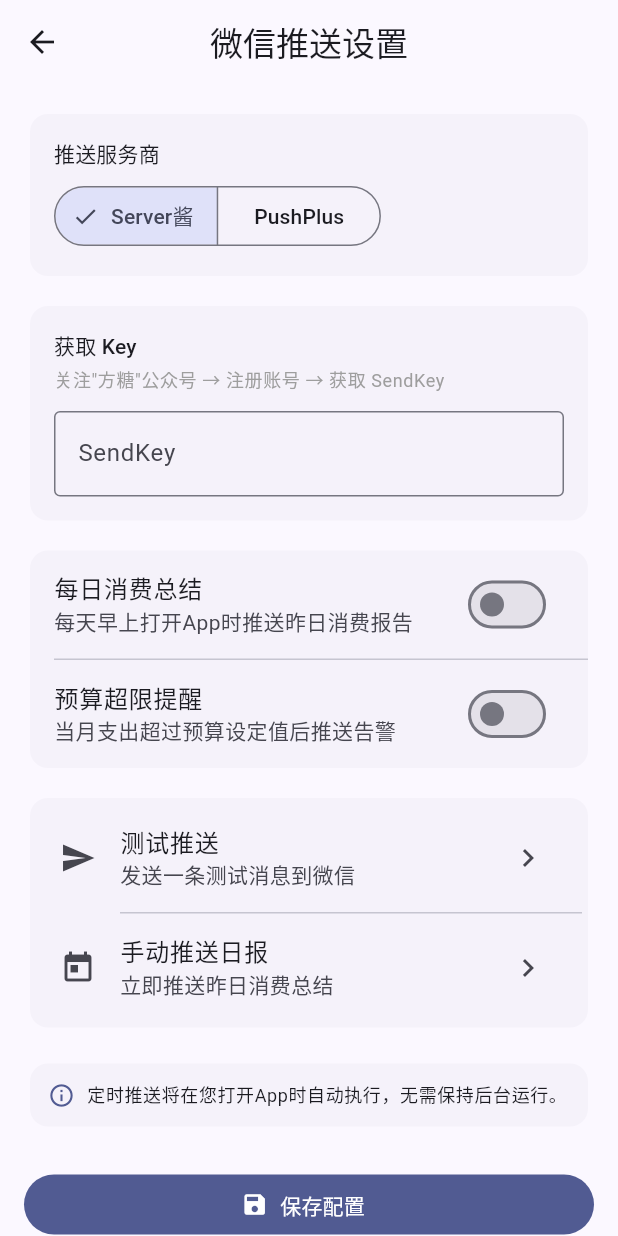
After one commit to Shortcomings/bookkeeping, a Flutter app: the screen it shows after launch, item 5 of the bottom bar chosen, scrolled down 576 dp, after a tap on "微信推送", on a phone screen of 412 x 824 dp. The commit adds this screen. Run offline on Flutter 3.47's test engine with Material 3 defaults, Android fonts, the phone set to English and light mode, and no system bars; our stand-ins replace csv, file_picker, fl_chart, flutter_markdown, share_plus, sqflite and 2 more; missing offline and left inert: charset, dart:html, excel, window_manager; accounts and stored records are empty.

Commit message:
feat: P3-07 微信推送（Server酱/PushPlus）
- 每日消费总结自动推送到微信
- 支出超预算阈值（80%/90%/100%）推送告警
- 支持 Server酱 和 PushPlus 两种推送服务
- DB v5 新增 push_config 表
- 每天每条提醒只推一次，避免骚扰

```diff
--- a/lib/database/database_helper.dart
+++ b/lib/database/database_helper.dart
@@ -22,13 +22,29 @@ class DatabaseHelper {
     final path = join(dbPath, 'bookkeeping.db');
     return openDatabase(
       path,
-      version: 4,
+      version: 5,
       onCreate: _onCreate,
       onUpgrade: _onUpgrade,
     );
   }
 
   Future<void> _onUpgrade(Database db, int oldVersion, int newVersion) async {
+    if (oldVersion < 5) {
+      await db.execute('''
+        CREATE TABLE IF NOT EXISTS push_config (
+          id INTEGER PRIMARY KEY DEFAULT 1,
+          provider TEXT NOT NULL DEFAULT 'serverchan',
+          push_key TEXT NOT NULL DEFAULT '',
+          daily_summary_enabled INTEGER NOT NULL DEFAULT 0,
+          budget_alert_enabled INTEGER NOT NULL DEFAULT 0,
+          budget_alert_pct INTEGER NOT NULL DEFAULT 80,
+          last_daily_push_date TEXT,
+          last_budget_alert_date TEXT,
+          created_at TEXT NOT NULL,
+          updated_at TEXT NOT NULL
+        )
+      ''');
+    }
     if (oldVersion < 4) {
       await db.execute('''
         CREATE TABLE IF NOT EXISTS shared_members (
@@ -381,6 +397,21 @@ class DatabaseHelper {
       )
     ''');
 
+    await db.execute('''
+      CREATE TABLE IF NOT EXISTS push_config (
+        id INTEGER PRIMARY KEY DEFAULT 1,
+        provider TEXT NOT NULL DEFAULT 'serverchan',
+        push_key TEXT NOT NULL DEFAULT '',
+        daily_summary_enabled INTEGER NOT NULL DEFAULT 0,
+        budget_alert_enabled INTEGER NOT NULL DEFAULT 0,
+        budget_alert_pct INTEGER NOT NULL DEFAULT 80,
+        last_daily_push_date TEXT,
+        last_budget_alert_date TEXT,
+        created_at TEXT NOT NULL,
+        updated_at TEXT NOT NULL
+      )
+    ''');
+
     await _insertDefaultData(db);
   }
 
--- a/lib/main.dart
+++ b/lib/main.dart
@@ -6,6 +6,7 @@ import 'package:window_manager/window_manager.dart';
 import 'providers/transaction_provider.dart';
 import 'database/db_factory.dart';
 import 'services/auto_bookkeeping_service.dart';
+import 'services/push_service.dart';
 import 'screens/home/home_screen.dart';
 import 'screens/transaction/transaction_list_screen.dart';
 import 'screens/statistics/statistics_screen.dart';
@@ -35,6 +36,7 @@ void main() async {
   final provider = TransactionProvider();
   await provider.init();
   AutoBookkeepingService().initialize();
+  PushService().initialize(provider);
 
   runApp(
     ChangeNotifierProvider.value(
--- /dev/null
+++ b/lib/screens/integration/push_settings_screen.dart
@@ -0,0 +1,269 @@
+import 'package:flutter/material.dart';
+import 'package:provider/provider.dart';
+import '../../providers/transaction_provider.dart';
+import '../../services/push_service.dart';
+
+class PushSettingsScreen extends StatefulWidget {
+  const PushSettingsScreen({super.key});
+
+  @override
+  State<PushSettingsScreen> createState() => _PushSettingsScreenState();
+}
+
+class _PushSettingsScreenState extends State<PushSettingsScreen> {
+  final _formKey = GlobalKey<FormState>();
+  String _provider = 'serverchan';
+  final _keyController = TextEditingController();
+  bool _dailySummaryEnabled = false;
+  bool _budgetAlertEnabled = false;
+  int _budgetAlertPct = 80;
+  bool _loading = false;
+
+  @override
+  void initState() {
+    super.initState();
+    _loadConfig();
+  }
+
+  Future<void> _loadConfig() async {
+    final config = await PushService().getConfig();
+    _provider = config.provider;
+    _keyController.text = config.pushKey;
+    _dailySummaryEnabled = config.dailySummaryEnabled;
+    _budgetAlertEnabled = config.budgetAlertEnabled;
+    _budgetAlertPct = config.budgetAlertPct;
+    setState(() {});
+  }
+
+  @override
+  void dispose() {
+    _keyController.dispose();
+    super.dispose();
+  }
+
+  Future<void> _save() async {
+    if (!_formKey.currentState!.validate()) return;
+
+    setState(() => _loading = true);
+    await PushService().saveConfig(PushConfig(
+      provider: _provider,
+      pushKey: _keyController.text.trim(),
+      dailySummaryEnabled: _dailySummaryEnabled,
+      budgetAlertEnabled: _budgetAlertEnabled,
+      budgetAlertPct: _budgetAlertPct,
+    ));
+    setState(() => _loading = false);
+
+    if (mounted) {
+      ScaffoldMessenger.of(context).showSnackBar(
+        const SnackBar(content: Text('配置已保存')),
+      );
+    }
+  }
+
+  Future<void> _testPush() async {
+    if (!_formKey.currentState!.validate()) return;
+
+    setState(() => _loading = true);
+    final result = await PushService().testPush(PushConfig(
+      provider: _provider,
+      pushKey: _keyController.text.trim(),
+    ));
+    setState(() => _loading = false);
+
+    if (mounted) {
+      final isSuccess = result == 'success';
+      ScaffoldMessenger.of(context).showSnackBar(
+        SnackBar(
+          content: Text(isSuccess ? '测试推送发送成功，请检查微信' : result),
+          backgroundColor: isSuccess ? Colors.green : Colors.red,
+        ),
+      );
+    }
+  }
+
+  Future<void> _pushDailySummary() async {
+    if (!_formKey.currentState!.validate()) return;
+    final provider = context.read<TransactionProvider>();
+
+    final formConfig = PushConfig(
+      provider: _provider,
+      pushKey: _keyController.text.trim(),
+      dailySummaryEnabled: true,
+      budgetAlertEnabled: _budgetAlertEnabled,
+      budgetAlertPct: _budgetAlertPct,
+    );
+
+    setState(() => _loading = true);
+    final result = await PushService().sendDailySummary(provider, configOverride: formConfig);
+    setState(() => _loading = false);
+
+    if (mounted) {
+      final isSuccess = result == 'success';
+      ScaffoldMessenger.of(context).showSnackBar(
+        SnackBar(
+          content: Text(isSuccess ? '日报已推送到微信' : result),
+          backgroundColor: isSuccess ? Colors.green : Colors.red,
+        ),
+      );
+    }
+  }
+
+  @override
+  Widget build(BuildContext context) {
+    return Scaffold(
+      appBar: AppBar(title: const Text('微信推送设置')),
+      body: Form(
+        key: _formKey,
+        child: ListView(
+          padding: const EdgeInsets.all(16),
+          children: [
+            Card(
+              child: Padding(
+                padding: const EdgeInsets.all(16),
+                child: Column(
+                  crossAxisAlignment: CrossAxisAlignment.start,
+                  children: [
+                    Text('推送服务商', style: Theme.of(context).textTheme.titleSmall),
+                    const SizedBox(height: 8),
+                    SegmentedButton<String>(
+                      segments: const [
+                        ButtonSegment(value: 'serverchan', label: Text('Server酱')),
+                        ButtonSegment(value: 'pushplus', label: Text('PushPlus')),
+                      ],
+                      selected: {_provider},
+                      onSelectionChanged: (v) => setState(() => _provider = v.first),
+                    ),
+                  ],
+                ),
+              ),
+            ),
+            const SizedBox(height: 12),
+            Card(
+              child: Padding(
+                padding: const EdgeInsets.all(16),
+                child: Column(
+                  crossAxisAlignment: CrossAxisAlignment.start,
+                  children: [
+                    Text('获取 Key', style: Theme.of(context).textTheme.titleSmall),
+                    const SizedBox(height: 4),
+                    Text(
+                      _provider == 'serverchan'
+                          ? '关注"方糖"公众号 → 注册账号 → 获取 SendKey'
+                          : '关注"PushPlus"公众号 → 获取 Token',
+                      style: Theme.of(context).textTheme.bodySmall?.copyWith(color: Colors.grey),
+                    ),
+                    const SizedBox(height: 12),
+                    TextFormField(
+                      controller: _keyController,
+                      decoration: InputDecoration(
+                        labelText: _provider == 'serverchan' ? 'SendKey' : 'Token',
+                        hintText: '请输入推送 Key',
+                        border: const OutlineInputBorder(),
+                      ),
+                      validator: (v) => (v == null || v.trim().isEmpty) ? '请输入 Key' : null,
+                    ),
+                  ],
+                ),
+              ),
+            ),
+            const SizedBox(height: 12),
+            Card(
+              child: Column(
+                children: [
+                  SwitchListTile(
+                    title: const Text('每日消费总结'),
+                    subtitle: const Text('每天早上打开App时推送昨日消费报告'),
+                    value: _dailySummaryEnabled,
+                    onChanged: (v) => setState(() => _dailySummaryEnabled = v),
+                  ),
+                  const Divider(height: 1, indent: 16),
+                  SwitchListTile(
+                    title: const Text('预算超限提醒'),
+                    subtitle: const Text('当月支出超过预算设定值后推送告警'),
+                    value: _budgetAlertEnabled,
+                    onChanged: (v) => setState(() => _budgetAlertEnabled = v),
+                  ),
+                  if (_budgetAlertEnabled) ...[
+                    Padding(
+                      padding: const EdgeInsets.symmetric(horizontal: 16, vertical: 8),
+                      child: Row(
+                        children: [
+                          const Text('告警阈值：'),
+                          DropdownButton<int>(
+                            value: _budgetAlertPct,
+                            items: [80, 90, 100].map((p) => DropdownMenuItem(
+                              value: p,
+                              child: Text('$p%'),
+                            )).toList(),
+                            onChanged: (v) {
+                              if (v != null) setState(() => _budgetAlertPct = v);
+                            },
+                          ),
+                        ],
+                      ),
+                    ),
+                    const SizedBox(height: 8),
+                  ],
+                ],
+              ),
+            ),
+            const SizedBox(height: 12),
+            Card(
+              child: Padding(
+                padding: const EdgeInsets.all(4),
+                child: Column(
+                  children: [
+                    ListTile(
+                      leading: const Icon(Icons.send),
+                      title: const Text('测试推送'),
+                      subtitle: const Text('发送一条测试消息到微信'),
+                      trailing: _loading
+                          ? const SizedBox(width: 24, height: 24, child: CircularProgressIndicator(strokeWidth: 2))
+                          : const Icon(Icons.chevron_right),
+                      onTap: _loading ? null : _testPush,
+                    ),
+                    const Divider(height: 1, indent: 56),
+                    ListTile(
+                      leading: const Icon(Icons.today),
+                      title: const Text('手动推送日报'),
+                      subtitle: const Text('立即推送昨日消费总结'),
+                      trailing: _loading
+                          ? const SizedBox(width: 24, height: 24, child: CircularProgressIndicator(strokeWidth: 2))
+                          : const Icon(Icons.chevron_right),
+                      onTap: _loading ? null : _pushDailySummary,
+                    ),
+                  ],
+                ),
+              ),
+            ),
+            const SizedBox(height: 16),
+            Card(
+              child: Padding(
+                padding: const EdgeInsets.all(12),
+                child: Row(
+                  children: [
+                    Icon(Icons.info_outline, size: 18, color: Theme.of(context).colorScheme.primary),
+                    const SizedBox(width: 8),
+                    Expanded(
+                      child: Text(
+                        '定时推送将在您打开App时自动执行，无需保持后台运行。',
+                        style: Theme.of(context).textTheme.bodySmall,
+                      ),
+                    ),
+                  ],
+                ),
+              ),
+            ),
+            const SizedBox(height: 24),
+            FilledButton.icon(
+              onPressed: _loading ? null : _save,
+              icon: const Icon(Icons.save),
+              label: const Text('保存配置'),
+            ),
+          ],
+        ),
+      ),
+    );
+  }
+}
--- a/lib/screens/profile/profile_screen.dart
+++ b/lib/screens/profile/profile_screen.dart
@@ -19,6 +19,7 @@ import '../reimbursement/reimbursement_list_screen.dart';
 import '../saving/saving_list_screen.dart';
 import '../import/import_preview_screen.dart';
 import '../book/join_book_screen.dart';
+import '../integration/push_settings_screen.dart';
 
 class ProfileScreen extends StatefulWidget {
   const ProfileScreen({super.key});
@@ -455,6 +456,22 @@ class _ProfileScreenState extends State<ProfileScreen> {
                 ),
                 const Divider(height: 1, indent: 56),
                 ListTile(
+                  leading: const Icon(Icons.notifications_outlined),
+                  title: const Text('微信推送'),
+                  subtitle: const Text('每日消费总结、预算超限提醒推送到微信'),
+                  trailing: const Icon(Icons.chevron_right),
+                  onTap: () => Navigator.push(
+                    context,
+                    MaterialPageRoute(
+                      builder: (_) => ChangeNotifierProvider.value(
+                        value: provider,
+                        child: const PushSettingsScreen(),
+                      ),
+                    ),
+                  ),
+                ),
+                const Divider(height: 1, indent: 56),
+                ListTile(
                   leading: const Icon(Icons.file_download_outlined),
                   title: const Text('导出数据'),
                   subtitle: const Text('支持 Excel / CSV 格式，可按时间范围导出'),
--- /dev/null
+++ b/lib/services/push_service.dart
@@ -0,0 +1,296 @@
+import 'dart:convert';
+import 'package:http/http.dart' as http;
+import 'package:intl/intl.dart';
+import '../database/database_helper.dart';
+import '../providers/transaction_provider.dart';
+
+class PushConfig {
+  final int id;
+  final String provider;
+  final String pushKey;
+  final bool dailySummaryEnabled;
+  final bool budgetAlertEnabled;
+  final int budgetAlertPct;
+  final String? lastDailyPushDate;
+  final String? lastBudgetAlertDate;
+
+  const PushConfig({
+    this.id = 1,
+    this.provider = 'serverchan',
+    this.pushKey = '',
+    this.dailySummaryEnabled = false,
+    this.budgetAlertEnabled = false,
+    this.budgetAlertPct = 80,
+    this.lastDailyPushDate,
+    this.lastBudgetAlertDate,
+  });
+
+  Map<String, dynamic> toMap() => {
+        'id': id,
+        'provider': provider,
+        'push_key': pushKey,
+        'daily_summary_enabled': dailySummaryEnabled ? 1 : 0,
+        'budget_alert_enabled': budgetAlertEnabled ? 1 : 0,
+        'budget_alert_pct': budgetAlertPct,
+        'last_daily_push_date': lastDailyPushDate,
+        'last_budget_alert_date': lastBudgetAlertDate,
+      };
+
+  factory PushConfig.fromMap(Map<String, dynamic> map) => PushConfig(
+        id: map['id'] as int,
+        provider: (map['provider'] as String?) ?? 'serverchan',
+        pushKey: (map['push_key'] as String?) ?? '',
+        dailySummaryEnabled: (map['daily_summary_enabled'] as int?) == 1,
+        budgetAlertEnabled: (map['budget_alert_enabled'] as int?) == 1,
+        budgetAlertPct: (map['budget_alert_pct'] as int?) ?? 80,
+        lastDailyPushDate: map['last_daily_push_date'] as String?,
+        lastBudgetAlertDate: map['last_budget_alert_date'] as String?,
+      );
+
+  bool get isConfigured => pushKey.isNotEmpty;
+}
+
+class PushService {
+  static final PushService _instance = PushService._();
+  factory PushService() => _instance;
+  PushService._();
+
+  final _db = DatabaseHelper();
+  PushConfig? _config;
+
+  Future<void> initialize([TransactionProvider? provider]) async {
+    await _loadConfig();
+    if (provider != null && _config != null && _config!.isConfigured) {
+      await _checkAndExecuteScheduledPushes(provider);
+    }
+  }
+
+  Future<void> _loadConfig() async {
+    final db = await _db.database;
+    final results = await db.query('push_config', where: 'id = 1');
+    if (results.isNotEmpty) {
+      _config = PushConfig.fromMap(results.first);
+    }
+  }
+
+  Future<PushConfig> getConfig() async {
+    await _loadConfig();
+    return _config ?? const PushConfig();
+  }
+
+  Future<void> saveConfig(PushConfig config) async {
+    final db = await _db.database;
+    final now = DateTime.now().toIso8601String();
+    final map = config.toMap();
+    map['updated_at'] = now;
+
+    final existing = await db.query('push_config', where: 'id = 1');
+    if (existing.isEmpty) {
+      map['created_at'] = now;
+      await db.insert('push_config', map);
+    } else {
+      await db.update('push_config', map, where: 'id = 1');
+    }
+    _config = config;
+  }
+
+  Future<String> testPush(PushConfig config) async {
+    try {
+      final today = DateFormat('M月d日').format(DateTime.now());
+      return await _send(
+        config,
+        '记账App — 测试消息',
+        '这是一条来自记账App的测试推送\n\n发送时间：$today ${DateFormat('HH:mm').format(DateTime.now())}\n\n配置成功！',
+      );
+    } catch (e) {
+      return '测试失败：$e';
+    }
+  }
+
+  Future<String> sendDailySummary(TransactionProvider provider, {PushConfig? configOverride}) async {
+    final config = configOverride ?? await getConfig();
+    if (!config.isConfigured) return '请先配置推送 Key';
+    if (!config.dailySummaryEnabled) return '每日推送未开启';
+
+    final today = DateTime.now();
+    final todayStr = DateFormat('yyyy-MM-dd').format(today);
+    final yesterday = today.subtract(const Duration(days: 1));
+    final yesterdayStr = DateFormat('yyyy-MM-dd').format(yesterday);
+
+    final yesterdayTxs = provider.transactions
+        .where((t) => t.date == yesterdayStr)
+        .toList();
+
+    final totalExpense = yesterdayTxs
+        .where((t) => t.type == 0)
+        .fold<int>(0, (s, t) => s + t.amount);
+    final totalIncome = yesterdayTxs
+        .where((t) => t.type == 1)
+        .fold<int>(0, (s, t) => s + t.amount);
+
+    // Category breakdown for expenses
+    final expenseByCategory = <String, int>{};
+    for (final tx in yesterdayTxs.where((t) => t.type == 0)) {
+      final cat = provider.getCategoryById(tx.categoryId);
+      final name = cat?.name ?? '其他';
+      expenseByCategory[name] = (expenseByCategory[name] ?? 0) + tx.amount;
+    }
+    final sortedExpense = expenseByCategory.entries.toList()
+      ..sort((a, b) => b.value.compareTo(a.value));
+
+    final monthStr = DateFormat('yyyy-MM').format(yesterday);
+    final budgetProgress = provider.getBudgetProgress(monthStr);
+
+    final buffer = StringBuffer();
+    buffer.writeln('📊 **昨日消费报告**');
+    const weekDays = ['周一', '周二', '周三', '周四', '周五', '周六', '周日'];
+    buffer.writeln('📅 ${yesterday.month}月${yesterday.day}日 ${weekDays[yesterday.weekday - 1]}');
+    buffer.writeln();
+    buffer.writeln('💰 支出：¥${(totalExpense / 100).toStringAsFixed(2)}');
+    buffer.writeln('💵 收入：¥${(totalIncome / 100).toStringAsFixed(2)}');
+    if (totalExpense > 0) {
+      buffer.writeln();
+      buffer.writeln('**分类明细：**');
+      for (final e in sortedExpense.take(5)) {
+        buffer.writeln('  • ${e.key}：¥${(e.value / 100).toStringAsFixed(2)}');
+      }
+    }
+    if (budgetProgress > 0) {
+      buffer.writeln();
+      buffer.writeln('📈 本月预算已使用 ${(budgetProgress * 100).toStringAsFixed(0)}%');
+    }
+
+    final result = await _send(config, '昨日消费 ¥${(totalExpense / 100).toStringAsFixed(2)}', buffer.toString());
+
+    if (result == 'success') {
+      await saveConfig(PushConfig(
+        provider: config.provider,
+        pushKey: config.pushKey,
+        dailySummaryEnabled: config.dailySummaryEnabled,
+        budgetAlertEnabled: config.budgetAlertEnabled,
+        budgetAlertPct: config.budgetAlertPct,
+        lastDailyPushDate: todayStr,
+        lastBudgetAlertDate: config.lastBudgetAlertDate,
+      ));
+    }
+    return result;
+  }
+
+  Future<void> sendBudgetAlert(TransactionProvider provider, double progress) async {
+    final config = await getConfig();
+    if (!config.isConfigured || !config.budgetAlertEnabled) return;
+
+    final today = DateTime.now();
+    final todayStr = DateFormat('yyyy-MM-dd').format(today);
+
+    // Don't spam — only one budget alert per day
+    if (config.lastBudgetAlertDate == todayStr) return;
+
+    final monthStr = DateFormat('yyyy-MM').format(today);
+    final budget = provider.getTotalBudget(monthStr);
+    if (budget == null || budget.totalAmount == 0) return;
+
+    final expense = provider.getTransactionsByMonthString(monthStr)
+        .where((t) => t.type == 0)
+        .fold<int>(0, (s, t) => s + t.amount);
+    final remaining = budget.totalAmount - expense;
+    final pct = (progress * 100).toStringAsFixed(0);
+    final remainingDays = max(1, DateTime(today.year, today.month + 1, 0).day - today.day);
+    final dailyBudget = remaining > 0 ? (remaining ~/ remainingDays) : 0;
+
+    final title = progress >= 1.0
+        ? '⚠️ 预算已用完！'
+        : '⚡ 预算已使用 $pct%';
+
+    final buffer = StringBuffer();
+    buffer.writeln('**$title**');
+    buffer.writeln();
+    buffer.writeln('📊 本月支出：¥${(expense / 100).toStringAsFixed(2)}');
+    buffer.writeln('🎯 预算总额：¥${(budget.totalAmount / 100).toStringAsFixed(2)}');
+    buffer.writeln('💡 剩余：¥${(remaining / 100).toStringAsFixed(2)}');
+    if (dailyBudget > 0) {
+      buffer.writeln('📅 日均可用：¥${(dailyBudget / 100).toStringAsFixed(2)}（剩$remainingDays天）');
+    }
+
+    await _send(config, title, buffer.toString());
+
+    await saveConfig(PushConfig(
+      provider: config.provider,
+      pushKey: config.pushKey,
+      dailySummaryEnabled: config.dailySummaryEnabled,
+      budgetAlertEnabled: config.budgetAlertEnabled,
+      budgetAlertPct: config.budgetAlertPct,
+      lastDailyPushDate: config.lastDailyPushDate,
+      lastBudgetAlertDate: todayStr,
+    ));
+  }
+
+  Future<void> checkBudgetAfterTransaction(TransactionProvider provider) async {
+    final config = await getConfig();
+    if (!config.isConfigured || !config.budgetAlertEnabled) return;
+
+    final monthStr = DateFormat('yyyy-MM').format(DateTime.now());
+    final progress = provider.getBudgetProgress(monthStr);
+    final threshold = config.budgetAlertPct / 100.0;
+
+    if (progress >= threshold) {
+      await sendBudgetAlert(provider, progress);
+    }
+  }
+
+  Future<void> _checkAndExecuteScheduledPushes(TransactionProvider provider) async {
+    final config = await getConfig();
+    if (!config.isConfigured) return;
+
+    final todayStr = DateFormat('yyyy-MM-dd').format(DateTime.now());
+
+    // Daily summary
+    if (config.dailySummaryEnabled &&
+        (config.lastDailyPushDate == null || config.lastDailyPushDate != todayStr)) {
+      await sendDailySummary(provider);
+    }
+  }
+
+  Future<String> _send(PushConfig config, String title, String content) async {
+    try {
+      if (config.provider == 'pushplus') {
+        final response = await http.post(
+          Uri.parse('http://www.pushplus.plus/send'),
+          headers: {'Content-Type': 'application/json'},
+          body: jsonEncode({
+            'token': config.pushKey,
+            'title': title,
+            'content': content,
+            'template': 'markdown',
+          }),
+        ).timeout(const Duration(seconds: 10));
+        if (response.statusCode == 200) {
+          final body = jsonDecode(response.body);
+          if (body['code'] == 200) return 'success';
+          return body['msg'] ?? '发送失败';
+        }
+        return 'HTTP ${response.statusCode}';
+      } else {
+        // ServerChan
+        final response = await http.post(
+          Uri.parse('https://sctapi.ftqq.com/${config.pushKey}.send'),
+          headers: {'Content-Type': 'application/json'},
+          body: jsonEncode({
+            'title': title,
+            'desp': content,
+          }),
+        ).timeout(const Duration(seconds: 10));
+        if (response.statusCode == 200) {
+          final body = jsonDecode(response.body);
+          if (body['code'] == 0) return 'success';
+          return body['message'] ?? '发送失败';
+        }
+        return 'HTTP ${response.statusCode}';
+      }
+    } catch (e) {
+      return '$e';
+    }
+  }
+}
+
+int max(int a, int b) => a > b ? a : b;
```
Also changed, not shown: lib/providers/transaction_provider.dart (+9 -0 lines).
